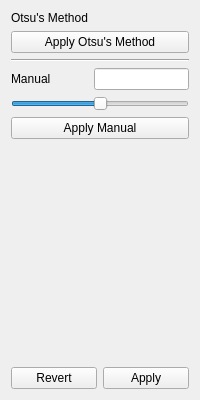
Above: TinyPhotoshop/binaryinspector.ui from GhostatSpirit/ComputerVision2017 before the change. Below: the same form after it.
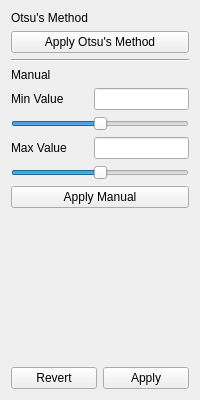
That is the form after the change.

Patch:
```diff
--- a/TinyPhotoshop/binaryinspector.ui
+++ b/TinyPhotoshop/binaryinspector.ui
@@ -34,7 +34,7 @@
   <layout class="QVBoxLayout" name="verticalLayout">
    <item>
     <layout class="QGridLayout" name="gridLayout">
-     <item row="8" column="0" colspan="2">
+     <item row="11" column="0" colspan="2">
       <widget class="QPushButton" name="manualButton">
        <property name="text">
         <string>Apply Manual</string>
@@ -48,7 +48,7 @@
        </property>
       </widget>
      </item>
-     <item row="11" column="0" colspan="2">
+     <item row="14" column="0" colspan="2">
       <spacer name="verticalSpacer">
        <property name="orientation">
         <enum>Qt::Vertical</enum>
@@ -75,6 +75,13 @@
        </property>
       </widget>
      </item>
+     <item row="7" column="0">
+      <widget class="QLabel" name="label">
+       <property name="text">
+        <string>Min Value</string>
+       </property>
+      </widget>
+     </item>
      <item row="3" column="0" colspan="2">
       <widget class="QPushButton" name="otsuButton">
        <property name="sizePolicy">
@@ -88,8 +95,8 @@
        </property>
       </widget>
      </item>
-     <item row="7" column="0" colspan="2">
-      <widget class="QSlider" name="manualSlider">
+     <item row="8" column="0" colspan="2">
+      <widget class="QSlider" name="minValueSlider">
        <property name="maximum">
         <number>255</number>
        </property>
@@ -104,8 +111,8 @@
        </property>
       </widget>
      </item>
-     <item row="6" column="1">
-      <widget class="QLineEdit" name="lineEdit">
+     <item row="7" column="1">
+      <widget class="QLineEdit" name="minValueLineEdit">
        <property name="sizePolicy">
         <sizepolicy hsizetype="Preferred" vsizetype="Fixed">
          <horstretch>0</horstretch>
@@ -117,6 +124,36 @@
        </property>
       </widget>
      </item>
+     <item row="9" column="0">
+      <widget class="QLabel" name="label_2">
+       <property name="text">
+        <string>Max Value</string>
+       </property>
+      </widget>
+     </item>
+     <item row="9" column="1">
+      <widget class="QLineEdit" name="maxValueLineEdit">
+       <property name="sizePolicy">
+        <sizepolicy hsizetype="Minimum" vsizetype="Fixed">
+         <horstretch>0</horstretch>
+         <verstretch>0</verstretch>
+        </sizepolicy>
+       </property>
+      </widget>
+     </item>
+     <item row="10" column="0" colspan="2">
+      <widget class="QSlider" name="maxValueSlider">
+       <property name="maximum">
+        <number>255</number>
+       </property>
+       <property name="value">
+        <number>128</number>
+       </property>
+       <property name="orientation">
+        <enum>Qt::Horizontal</enum>
+       </property>
+      </widget>
+     </item>
     </layout>
    </item>
    <item>
```
